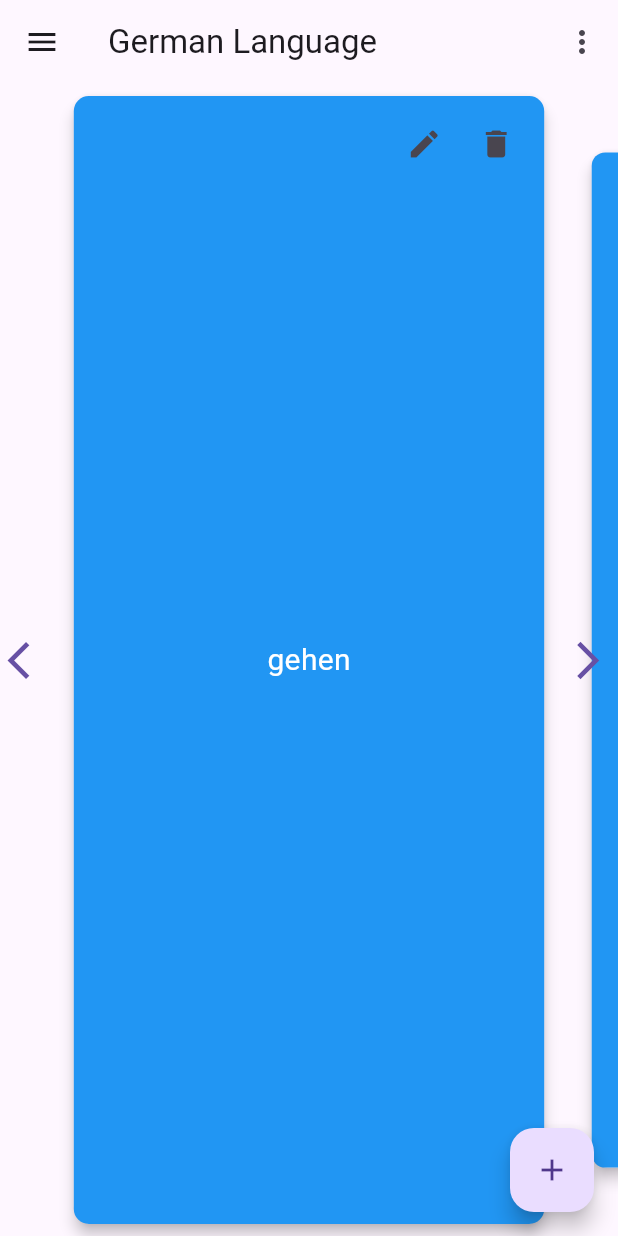
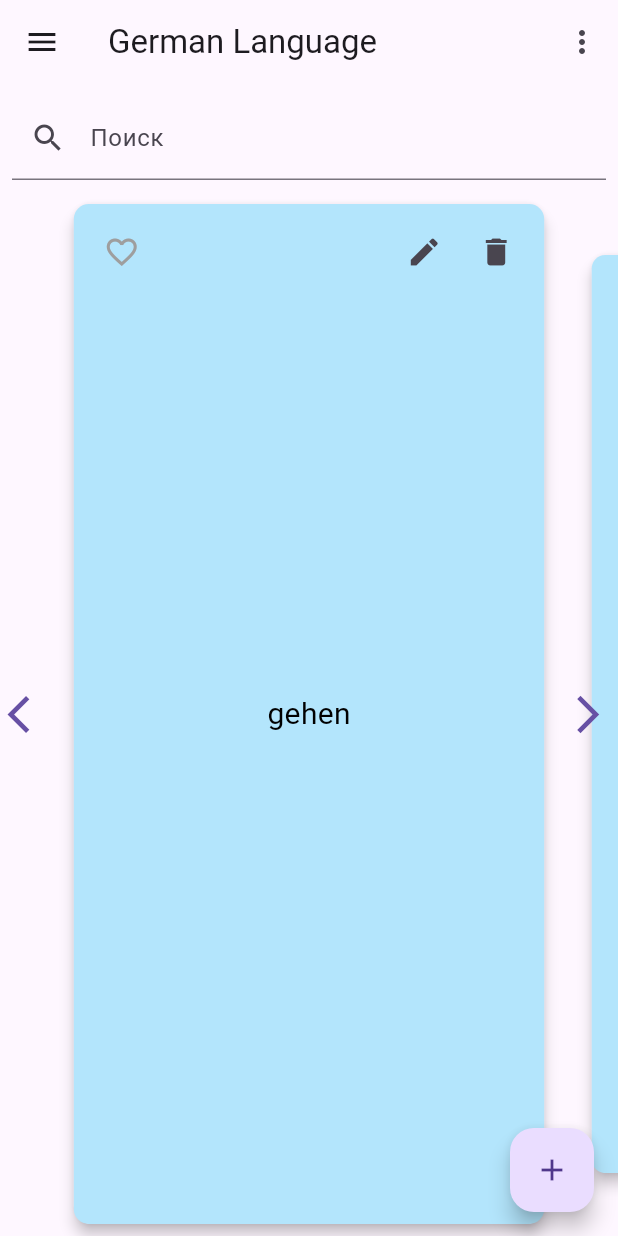
Before and after one commit to alex827a/cardApp, a Flutter app: the screen it shows after launch, on a phone screen of 412 x 824 dp. Run offline on Flutter 3.47's test engine with Material 3 defaults, Android fonts, the phone set to English and light mode, and no system bars; drawn by our look-alikes of card_swiper, flip_card; our stand-ins replace hive, hive_flutter; accounts and stored records are empty.

Commit message:
Коммит в новую ветку

```diff
--- a/lib/card_swiper.dart
+++ b/lib/card_swiper.dart
@@ -8,11 +8,13 @@ class CardSwiper extends StatelessWidget {
   final List<WordCard> cards;
   final Function(int, WordCard) onEditCard;
   final Function(int) onDeleteCard;
+  final Function(WordCard) toggleFavorite;
 
   CardSwiper({
     required this.cards,
     required this.onEditCard,
     required this.onDeleteCard,
+    required this.toggleFavorite,
   });
 
   @override
@@ -24,11 +26,12 @@ class CardSwiper extends StatelessWidget {
           margin: EdgeInsets.all(8),
           child: Stack(
             children: [
-              FlipCardWidget(card: cards[index]),
+              FlipCardWidget(card: cards[index], toggleFavorite: toggleFavorite),
               Positioned(
                 top: 8,
                 right: 8,
                 child: Row(
+                  mainAxisSize: MainAxisSize.min,
                   children: [
                     IconButton(
                       icon: Icon(Icons.edit),
--- a/lib/flip_card_widget.dart
+++ b/lib/flip_card_widget.dart
@@ -4,8 +4,9 @@ import 'word_card.dart';
 
 class FlipCardWidget extends StatelessWidget {
   final WordCard card;
+  final Function(WordCard) toggleFavorite;
 
-  FlipCardWidget({required this.card});
+  FlipCardWidget({required this.card, required this.toggleFavorite});
 
   @override
   Widget build(BuildContext context) {
@@ -13,19 +14,59 @@ class FlipCardWidget extends StatelessWidget {
       direction: FlipDirection.HORIZONTAL,
       front: Container(
         decoration: BoxDecoration(
-          color: Colors.blue,
+          color: Colors.lightBlue.shade100, // Мягкий синий цвет
           borderRadius: BorderRadius.circular(10),
         ),
         alignment: Alignment.center,
-        child: Text(card.german, style: TextStyle(fontSize: 20, color: Colors.white)),
+        child: Stack(
+          children: [
+            Center(
+              child: Text(
+                card.german,
+                style: TextStyle(fontSize: 20, color: Colors.black), // Черный цвет текста
+              ),
+            ),
+            Positioned(
+              top: 8,
+              left: 8,
+              child: IconButton(
+                icon: Icon(
+                  card.isFavorite ? Icons.favorite : Icons.favorite_border,
+                  color: card.isFavorite ? Colors.red : Colors.grey,
+                ),
+                onPressed: () => toggleFavorite(card),
+              ),
+            ),
+          ],
+        ),
       ),
       back: Container(
         decoration: BoxDecoration(
-          color: Colors.red,
+          color: Colors.pink.shade100, // Мягкий розовый цвет
           borderRadius: BorderRadius.circular(10),
         ),
         alignment: Alignment.center,
-        child: Text(card.russian, style: TextStyle(fontSize: 20, color: Colors.white)),
+        child: Stack(
+          children: [
+            Center(
+              child: Text(
+                card.russian,
+                style: TextStyle(fontSize: 20, color: Colors.black), // Черный цвет текста
+              ),
+            ),
+            Positioned(
+              top: 8,
+              left: 8,
+              child: IconButton(
+                icon: Icon(
+                  card.isFavorite ? Icons.favorite : Icons.favorite_border,
+                  color: card.isFavorite ? Colors.red : Colors.grey,
+                ),
+                onPressed: () => toggleFavorite(card),
+              ),
+            ),
+          ],
+        ),
       ),
     );
   }
--- a/lib/genetated/app_localizations.dart
+++ b/lib/genetated/app_localizations.dart
@@ -35,7 +35,8 @@ class AppLocalizations {
       'cancel': 'Cancel',
       'save': 'Save',
       'delete': 'Delete',
-      'all_categories': 'All Categories' // Добавлено
+      'all_categories': 'All Categories',
+      'favorites': 'Favorites'  // Добавлено
     },
     'ru': {
       'title': 'Немецкий язык',
@@ -52,7 +53,8 @@ class AppLocalizations {
       'cancel': 'Отмена',
       'save': 'Сохранить',
       'delete': 'Удалить',
-      'all_categories': 'Все категории' // Добавлено
+      'all_categories': 'Все категории',
+      'favorites': 'Избранные'  // Добавлено
     },
   };
 
@@ -70,7 +72,8 @@ class AppLocalizations {
   String get cancel => _localizedValues[locale.languageCode]!['cancel']!;
   String get save => _localizedValues[locale.languageCode]!['save']!;
   String get delete => _localizedValues[locale.languageCode]!['delete']!;
-  String get all_categories => _localizedValues[locale.languageCode]!['all_categories']!; // Добавлено
+  String get all_categories => _localizedValues[locale.languageCode]!['all_categories']!;
+  String get favorites => _localizedValues[locale.languageCode]!['favorites']!;  // Добавлено
 }
 
 class _AppLocalizationsDelegate extends LocalizationsDelegate<AppLocalizations> {
--- a/lib/home_screen.dart
+++ b/lib/home_screen.dart
@@ -20,19 +20,21 @@ class _HomeScreenState extends State<HomeScreen> {
   List<WordCard> displayedCards = [];
   List<Category> categories = [];
   String currentCategory = 'Все категории';
+  TextEditingController searchController = TextEditingController();
 
   @override
   void initState() {
     super.initState();
     loadCards();
     loadCategories();
+    searchController.addListener(_filterCardsBySearch);
   }
 
   void loadCards() async {
     wordCardBox = Hive.box<WordCard>('wordCards');
     allCards = wordCardBox.values.toList();
     setState(() {
-      displayedCards = allCards;
+      _filterCardsBySearch();
     });
     print("Загружено карточек: ${allCards.length}");
   }
@@ -48,10 +50,32 @@ class _HomeScreenState extends State<HomeScreen> {
   void filterCards(String category) {
     setState(() {
       currentCategory = category;
-      if (category == 'Все категории') {
-        displayedCards = allCards;
+      _filterCardsBySearch();
+    });
+  }
+
+  void _filterCardsBySearch() {
+    final query = searchController.text.toLowerCase();
+    setState(() {
+      displayedCards = allCards.where((card) {
+        final matchCategory = currentCategory == 'Все категории' ||
+            (currentCategory == 'Избранные' && card.isFavorite) ||
+            card.category == currentCategory;
+        final matchSearch = card.german.toLowerCase().contains(query) ||
+            card.russian.toLowerCase().contains(query);
+        return matchCategory && matchSearch;
+      }).toList();
+    });
+  }
+
+  void toggleFavorite(WordCard card) {
+    card.isFavorite = !card.isFavorite;
+    card.save();
+    setState(() {
+      if (currentCategory == 'Избранные' && !card.isFavorite) {
+        displayedCards.remove(card);
       } else {
-        displayedCards = allCards.where((card) => card.category == category).toList();
+        _filterCardsBySearch();
       }
     });
   }
@@ -94,6 +118,7 @@ class _HomeScreenState extends State<HomeScreen> {
   void dispose() async {
     await wordCardBox.close();
     await categoryBox.close();
+    searchController.dispose();
     super.dispose();
   }
 
@@ -161,6 +186,16 @@ class _HomeScreenState extends State<HomeScreen> {
               },
             ),
             ListTile(
+              title: Text(AppLocalizations.of(context).favorites), // Используйте новый перевод
+              onTap: () {
+                Navigator.pop(context);
+                setState(() {
+                  currentCategory = 'Избранные';
+                  displayedCards = allCards.where((card) => card.isFavorite).toList();
+                });
+              },
+            ),
+            ListTile(
               title: Text(AppLocalizations.of(context).add_category),
               onTap: () {
                 Navigator.pop(context);
@@ -170,13 +205,30 @@ class _HomeScreenState extends State<HomeScreen> {
           ],
         ),
       ),
-      body: displayedCards.isEmpty
-          ? Center(child: Text(AppLocalizations.of(context).no_cards))
-          : CardSwiper(
-              cards: displayedCards,
-              onEditCard: (index, card) => showEditCardDialog(context, index, card, updateWordCard),
-              onDeleteCard: (index) => deleteWordCard(index),
+      body: Column(
+        children: [
+          Padding(
+            padding: const EdgeInsets.all(8.0),
+            child: TextField(
+              controller: searchController,
+              decoration: InputDecoration(
+                labelText: 'Поиск',
+                prefixIcon: Icon(Icons.search),
+              ),
             ),
+          ),
+          Expanded(
+            child: displayedCards.isEmpty
+                ? Center(child: Text(AppLocalizations.of(context).no_cards))
+                : CardSwiper(
+                    cards: displayedCards,
+                    onEditCard: (index, card) => showEditCardDialog(context, index, card, updateWordCard),
+                    onDeleteCard: (index) => deleteWordCard(index),
+                    toggleFavorite: toggleFavorite,
+                  ),
+          ),
+        ],
+      ),
       floatingActionButton: FloatingActionButton(
         onPressed: () => showAddCardDialog(context, categories, currentCategory, addWordCard),
         tooltip: AppLocalizations.of(context).add_card,
--- a/lib/main.dart
+++ b/lib/main.dart
@@ -1,9 +1,5 @@
 import 'package:flutter/material.dart';
-import 'package:flutter_localizations/flutter_localizations.dart';
-import 'package:hive_flutter/hive_flutter.dart';
-import 'package:provider/provider.dart';
 import 'app.dart';
-import 'locale_provider.dart';
 import 'hive_setup.dart';
 
 void main() async {
--- a/lib/word_card.dart
+++ b/lib/word_card.dart
@@ -1,24 +1,25 @@
-// Файл lib/word_card.dart
-
 import 'package:hive/hive.dart';
 
-part 'word_card.g.dart'; // Hive будет генерировать код адаптера в этот файл
+part 'word_card.g.dart';
 
-@HiveType(typeId: 0) // Уникальный ID для Hive типа
-class WordCard {
+@HiveType(typeId: 0)
+class WordCard extends HiveObject {
   @HiveField(0)
-  String german;
+  final String german;
+
   @HiveField(1)
-  String russian;
+  final String russian;
+
   @HiveField(2)
-  String category;
+  final String category;
 
-  WordCard({required this.german, required this.russian, required this.category});
+  @HiveField(3)
+  bool isFavorite;
 
-
-  void updateWith({String? german, String? russian, String? category}) {
-    if (german != null) this.german = german;
-    if (russian != null) this.russian = russian;
-    if (category != null) this.category = category;
-  }
+  WordCard({
+    required this.german,
+    required this.russian,
+    required this.category,
+    this.isFavorite = false,
+  });
 }
```
Also changed, not shown: lib/dialogs.dart (+3 -4 lines).
